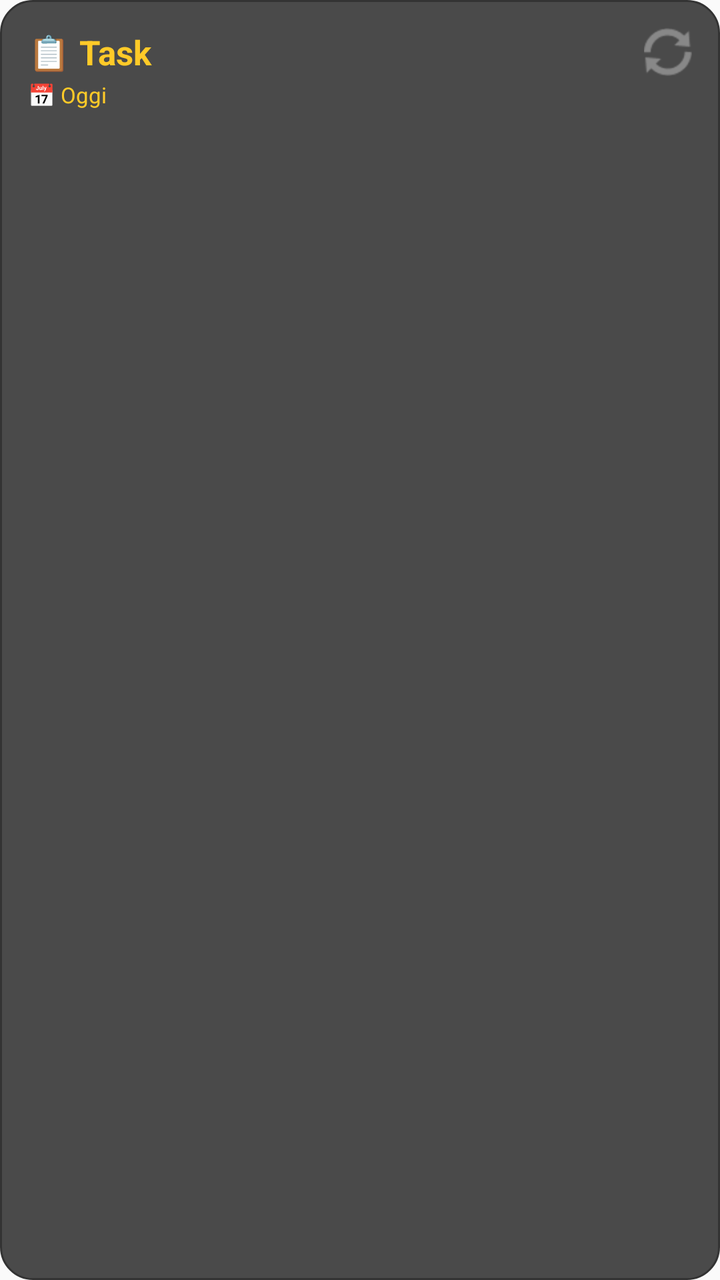
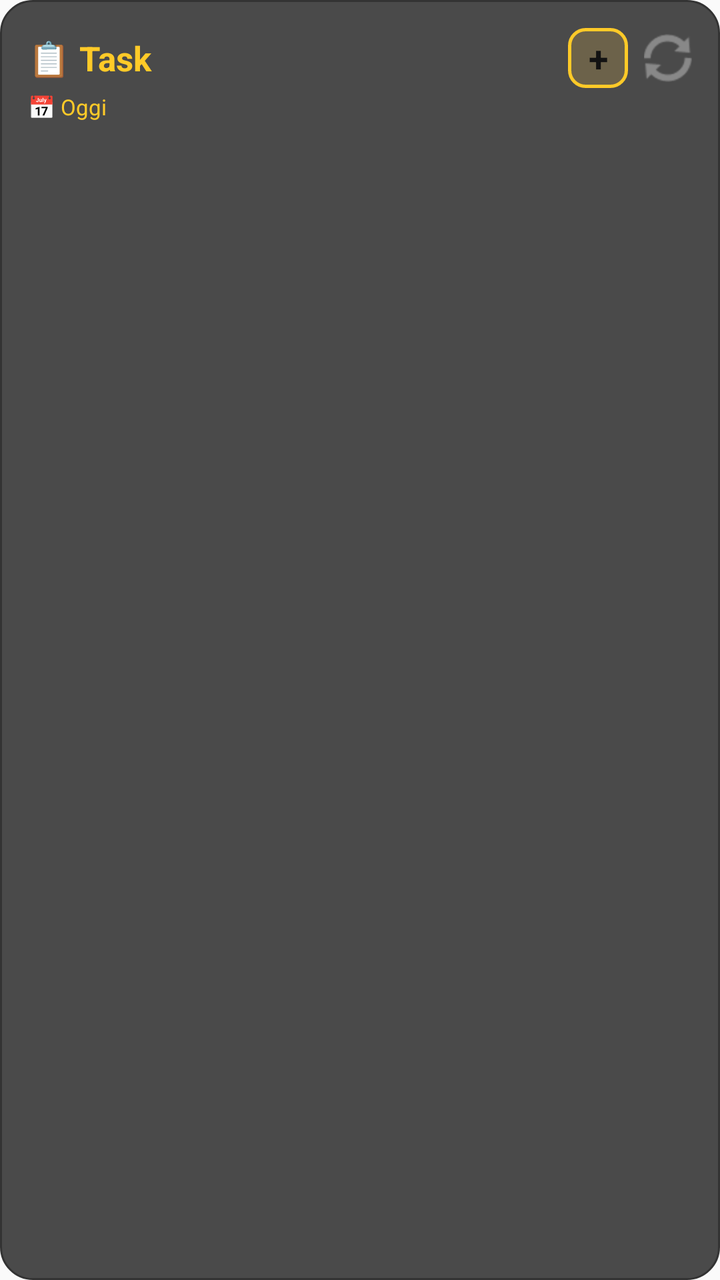

Before-and-after screenshots of an Android layout around one commit, followed by the original layout XML and the change that was made.
<!-- AndroidManifest.xml: application theme AppTheme -->
<!-- res/layout/widget_tasks.xml -->
<?xml version="1.0" encoding="utf-8"?>
<LinearLayout xmlns:android="http://schemas.android.com/apk/res/android"
    android:layout_width="match_parent"
    android:layout_height="match_parent"
    android:orientation="vertical"
    android:background="@drawable/widget_background"
    android:padding="14dp">

    
    <LinearLayout
        android:layout_width="match_parent"
        android:layout_height="wrap_content"
        android:orientation="horizontal"
        android:gravity="center_vertical"
        android:layout_marginBottom="2dp">

        <TextView
            android:id="@+id/widget_title"
            android:layout_width="0dp"
            android:layout_height="wrap_content"
            android:layout_weight="1"
            android:text="📋 Task"
            android:textColor="#FFCA28"
            android:textSize="17sp"
            android:textStyle="bold"/>

        <ImageButton
            android:id="@+id/widget_refresh"
            android:layout_width="24dp"
            android:layout_height="24dp"
            android:src="@android:drawable/ic_popup_sync"
            android:background="@null"
            android:tint="#888888"/>
    </LinearLayout>

    
    <TextView
        android:id="@+id/widget_date_selector"
        android:layout_width="match_parent"
        android:layout_height="wrap_content"
        android:text="📅 Oggi"
        android:textColor="#FFCA28"
        android:textSize="11sp"
        android:layout_marginBottom="6dp"/>

    
    <ScrollView
        android:layout_width="match_parent"
        android:layout_height="0dp"
        android:layout_weight="1"
        android:scrollbars="none">

        <LinearLayout
            android:layout_width="match_parent"
            android:layout_height="wrap_content"
            android:orientation="vertical">

            <LinearLayout android:id="@+id/task_row_0" android:layout_width="match_parent" android:layout_height="wrap_content"
                android:orientation="horizontal" android:gravity="center_vertical" android:visibility="gone" android:paddingVertical="7dp">
                <ImageView android:id="@+id/task_dot_0" android:layout_width="18dp" android:layout_height="18dp" android:src="@drawable/circle_ring" android:layout_marginEnd="10dp"/>
                <TextView android:id="@+id/task_0" android:layout_width="0dp" android:layout_height="wrap_content" android:layout_weight="1"
                    android:textColor="#FFFFFF" android:textSize="15sp" android:maxLines="1" android:ellipsize="end"/>
                <TextView android:id="@+id/task_meta_0" android:layout_width="wrap_content" android:layout_height="wrap_content"
                    android:textColor="#777777" android:textSize="10sp" android:layout_marginStart="8dp"/>
            </LinearLayout>

            <LinearLayout android:id="@+id/task_row_1" android:layout_width="match_parent" android:layout_height="wrap_content"
                android:orientation="horizontal" android:gravity="center_vertical" android:visibility="gone" android:paddingVertical="7dp">
                <ImageView android:id="@+id/task_dot_1" android:layout_width="18dp" android:layout_height="18dp" android:src="@drawable/circle_ring" android:layout_marginEnd="10dp"/>
                <TextView android:id="@+id/task_1" android:layout_width="0dp" android:layout_height="wrap_content" android:layout_weight="1"
                    android:textColor="#FFFFFF" android:textSize="15sp" android:maxLines="1" android:ellipsize="end"/>
                <TextView android:id="@+id/task_meta_1" android:layout_width="wrap_content" android:layout_height="wrap_content"
                    android:textColor="#777777" android:textSize="10sp" android:layout_marginStart="8dp"/>
            </LinearLayout>

            <LinearLayout android:id="@+id/task_row_2" android:layout_width="match_parent" android:layout_height="wrap_content"
                android:orientation="horizontal" android:gravity="center_vertical" android:visibility="gone" android:paddingVertical="7dp">
                <ImageView android:id="@+id/task_dot_2" android:layout_width="18dp" android:layout_height="18dp" android:src="@drawable/circle_ring" android:layout_marginEnd="10dp"/>
                <TextView android:id="@+id/task_2" android:layout_width="0dp" android:layout_height="wrap_content" android:layout_weight="1"
                    android:textColor="#FFFFFF" android:textSize="15sp" android:maxLines="1" android:ellipsize="end"/>
                <TextView android:id="@+id/task_meta_2" android:layout_width="wrap_content" android:layout_height="wrap_content"
                    android:textColor="#777777" android:textSize="10sp" android:layout_marginStart="8dp"/>
            </LinearLayout>

            <LinearLayout android:id="@+id/task_row_3" android:layout_width="match_parent" android:layout_height="wrap_content"
                android:orientation="horizontal" android:gravity="center_vertical" android:visibility="gone" android:paddingVertical="7dp">
                <ImageView android:id="@+id/task_dot_3" android:layout_width="18dp" android:layout_height="18dp" android:src="@drawable/circle_ring" android:layout_marginEnd="10dp"/>
                <TextView android:id="@+id/task_3" android:layout_width="0dp" android:layout_height="wrap_content" android:layout_weight="1"
                    android:textColor="#FFFFFF" android:textSize="15sp" android:maxLines="1" android:ellipsize="end"/>
                <TextView android:id="@+id/task_meta_3" android:layout_width="wrap_content" android:layout_height="wrap_content"
                    android:textColor="#777777" android:textSize="10sp" android:layout_marginStart="8dp"/>
            </LinearLayout>

            <LinearLayout android:id="@+id/task_row_4" android:layout_width="match_parent" android:layout_height="wrap_content"
                android:orientation="horizontal" android:gravity="center_vertical" android:visibility="gone" android:paddingVertical="7dp">
                <ImageView android:id="@+id/task_dot_4" android:layout_width="18dp" android:layout_height="18dp" android:src="@drawable/circle_ring" android:layout_marginEnd="10dp"/>
                <TextView android:id="@+id/task_4" android:layout_width="0dp" android:layout_height="wrap_content" android:layout_weight="1"
                    android:textColor="#FFFFFF" android:textSize="15sp" android:maxLines="1" android:ellipsize="end"/>
                <TextView android:id="@+id/task_meta_4" android:layout_width="wrap_content" android:layout_height="wrap_content"
                    android:textColor="#777777" android:textSize="10sp" android:layout_marginStart="8dp"/>
            </LinearLayout>

            <LinearLayout android:id="@+id/task_row_5" android:layout_width="match_parent" android:layout_height="wrap_content"
                android:orientation="horizontal" android:gravity="center_vertical" android:visibility="gone" android:paddingVertical="7dp">
                <ImageView android:id="@+id/task_dot_5" android:layout_width="18dp" android:layout_height="18dp" android:src="@drawable/circle_ring" android:layout_marginEnd="10dp"/>
                <TextView android:id="@+id/task_5" android:layout_width="0dp" android:layout_height="wrap_content" android:layout_weight="1"
                    android:textColor="#FFFFFF" android:textSize="15sp" android:maxLines="1" android:ellipsize="end"/>
                <TextView android:id="@+id/task_meta_5" android:layout_width="wrap_content" android:layout_height="wrap_content"
                    android:textColor="#777777" android:textSize="10sp" android:layout_marginStart="8dp"/>
            </LinearLayout>

            <LinearLayout android:id="@+id/task_row_6" android:layout_width="match_parent" android:layout_height="wrap_content"
                android:orientation="horizontal" android:gravity="center_vertical" android:visibility="gone" android:paddingVertical="7dp">
                <ImageView android:id="@+id/task_dot_6" android:layout_width="18dp" android:layout_height="18dp" android:src="@drawable/circle_ring" android:layout_marginEnd="10dp"/>
                <TextView android:id="@+id/task_6" android:layout_width="0dp" android:layout_height="wrap_content" android:layout_weight="1"
                    android:textColor="#FFFFFF" android:textSize="15sp" android:maxLines="1" android:ellipsize="end"/>
                <TextView android:id="@+id/task_meta_6" android:layout_width="wrap_content" android:layout_height="wrap_content"
                    android:textColor="#777777" android:textSize="10sp" android:layout_marginStart="8dp"/>
            </LinearLayout>

            <LinearLayout android:id="@+id/task_row_7" android:layout_width="match_parent" android:layout_height="wrap_content"
                android:orientation="horizontal" android:gravity="center_vertical" android:visibility="gone" android:paddingVertical="7dp">
                <ImageView android:id="@+id/task_dot_7" android:layout_width="18dp" android:layout_height="18dp" android:src="@drawable/circle_ring" android:layout_marginEnd="10dp"/>
                <TextView android:id="@+id/task_7" android:layout_width="0dp" android:layout_height="wrap_content" android:layout_weight="1"
                    android:textColor="#FFFFFF" android:textSize="15sp" android:maxLines="1" android:ellipsize="end"/>
                <TextView android:id="@+id/task_meta_7" android:layout_width="wrap_content" android:layout_height="wrap_content"
                    android:textColor="#777777" android:textSize="10sp" android:layout_marginStart="8dp"/>
            </LinearLayout>

            <LinearLayout android:id="@+id/task_row_8" android:layout_width="match_parent" android:layout_height="wrap_content"
                android:orientation="horizontal" android:gravity="center_vertical" android:visibility="gone" android:paddingVertical="7dp">
                <ImageView android:id="@+id/task_dot_8" android:layout_width="18dp" android:layout_height="18dp" android:src="@drawable/circle_ring" android:layout_marginEnd="10dp"/>
                <TextView android:id="@+id/task_8" android:layout_width="0dp" android:layout_height="wrap_content" android:layout_weight="1"
                    android:textColor="#FFFFFF" android:textSize="15sp" android:maxLines="1" android:ellipsize="end"/>
                <TextView android:id="@+id/task_meta_8" android:layout_width="wrap_content" android:layout_height="wrap_content"
                    android:textColor="#777777" android:textSize="10sp" android:layout_marginStart="8dp"/>
            </LinearLayout>

            <LinearLayout android:id="@+id/task_row_9" android:layout_width="match_parent" android:layout_height="wrap_content"
                android:orientation="horizontal" android:gravity="center_vertical" android:visibility="gone" android:paddingVertical="7dp">
                <ImageView android:id="@+id/task_dot_9" android:layout_width="18dp" android:layout_height="18dp" android:src="@drawable/circle_ring" android:layout_marginEnd="10dp"/>
                <TextView android:id="@+id/task_9" android:layout_width="0dp" android:layout_height="wrap_content" android:layout_weight="1"
                    android:textColor="#FFFFFF" android:textSize="15sp" android:maxLines="1" android:ellipsize="end"/>
                <TextView android:id="@+id/task_meta_9" android:layout_width="wrap_content" android:layout_height="wrap_content"
                    android:textColor="#777777" android:textSize="10sp" android:layout_marginStart="8dp"/>
            </LinearLayout>

            <LinearLayout android:id="@+id/task_row_10" android:layout_width="match_parent" android:layout_height="wrap_content"
                android:orientation="horizontal" android:gravity="center_vertical" android:visibility="gone" android:paddingVertical="7dp">
                <ImageView android:id="@+id/task_dot_10" android:layout_width="18dp" android:layout_height="18dp" android:src="@drawable/circle_ring" android:layout_marginEnd="10dp"/>
                <TextView android:id="@+id/task_10" android:layout_width="0dp" android:layout_height="wrap_content" android:layout_weight="1"
                    android:textColor="#FFFFFF" android:textSize="15sp" android:maxLines="1" android:ellipsize="end"/>
                <TextView android:id="@+id/task_meta_10" android:layout_width="wrap_content" android:layout_height="wrap_content"
                    android:textColor="#777777" android:textSize="10sp" android:layout_marginStart="8dp"/>
            </LinearLayout>

            <LinearLayout android:id="@+id/task_row_11" android:layout_width="match_parent" android:layout_height="wrap_content"
                android:orientation="horizontal" android:gravity="center_vertical" android:visibility="gone" android:paddingVertical="7dp">
                <ImageView android:id="@+id/task_dot_11" android:layout_width="18dp" android:layout_height="18dp" android:src="@drawable/circle_ring" android:layout_marginEnd="10dp"/>
                <TextView android:id="@+id/task_11" android:layout_width="0dp" android:layout_height="wrap_content" android:layout_weight="1"
                    android:textColor="#FFFFFF" android:textSize="15sp" android:maxLines="1" android:ellipsize="end"/>
                <TextView android:id="@+id/task_meta_11" android:layout_width="wrap_content" android:layout_height="wrap_content"
                    android:textColor="#777777" android:textSize="10sp" android:layout_marginStart="8dp"/>
            </LinearLayout>

            <TextView
                android:id="@+id/widget_empty"
                android:layout_width="match_parent"
                android:layout_height="wrap_content"
                android:text="Nessuna task attiva 🎉"
                android:textColor="#888888"
                android:textSize="12sp"
                android:visibility="gone"/>

        </LinearLayout>
    </ScrollView>

    <TextView
        android:id="@+id/widget_updated"
        android:layout_width="match_parent"
        android:layout_height="wrap_content"
        android:textColor="#555555"
        android:textSize="10sp"
        android:layout_marginTop="4dp"/>
</LinearLayout>
<!-- resources referenced by this layout -->
<resources>
  <!-- drawable circle_ring (drawable) -->
  <?xml version="1.0" encoding="utf-8"?>
  <shape xmlns:android="http://schemas.android.com/apk/res/android"
      android:shape="oval">
      <stroke android:width="2dp" android:color="#FFCA28"/>
      <solid android:color="@android:color/transparent"/>
  </shape>
  <!-- drawable widget_background (drawable) -->
  <?xml version="1.0" encoding="utf-8"?>
  <shape xmlns:android="http://schemas.android.com/apk/res/android">
      <solid android:color="#CC1E1E1E"/>
      <corners android:radius="16dp"/>
      <stroke android:width="1dp" android:color="#333333"/>
  </shape>
  <style name="AppTheme" parent="Theme.AppCompat.Light.DarkActionBar">
          
          <item name="colorPrimary">@color/colorPrimary</item>
          <item name="colorPrimaryDark">@color/colorPrimaryDark</item>
          <item name="colorAccent">@color/colorAccent</item>
      </style>
</resources>

<!-- the commit's change to res/layout/widget_tasks.xml (unified diff, before → after) -->
@@ -23,6 +23,18 @@
             android:textColor="#FFCA28"
             android:textSize="17sp"
             android:textStyle="bold"/>
+
+        <TextView
+            android:id="@+id/widget_quick_add"
+            android:layout_width="30dp"
+            android:layout_height="30dp"
+            android:text="+"
+            android:textColor="#121212"
+            android:textSize="18sp"
+            android:textStyle="bold"
+            android:gravity="center"
+            android:background="@drawable/chip_selected"
+            android:layout_marginEnd="8dp"/>
 
         <ImageButton
             android:id="@+id/widget_refresh"
<!-- resource entries referenced after the edit -->
@@ -1,5 +1,13 @@
 <!-- resources referenced by this layout -->
 <resources>
+  <!-- drawable chip_selected (drawable) -->
+  <?xml version="1.0" encoding="utf-8"?>
+  <shape xmlns:android="http://schemas.android.com/apk/res/android"
+      android:shape="rectangle">
+      <solid android:color="#33F2C14E"/>
+      <stroke android:width="1.5dp" android:color="#FFCA28"/>
+      <corners android:radius="8dp"/>
+  </shape>
   <!-- drawable circle_ring (drawable) -->
   <?xml version="1.0" encoding="utf-8"?>
   <shape xmlns:android="http://schemas.android.com/apk/res/android"
